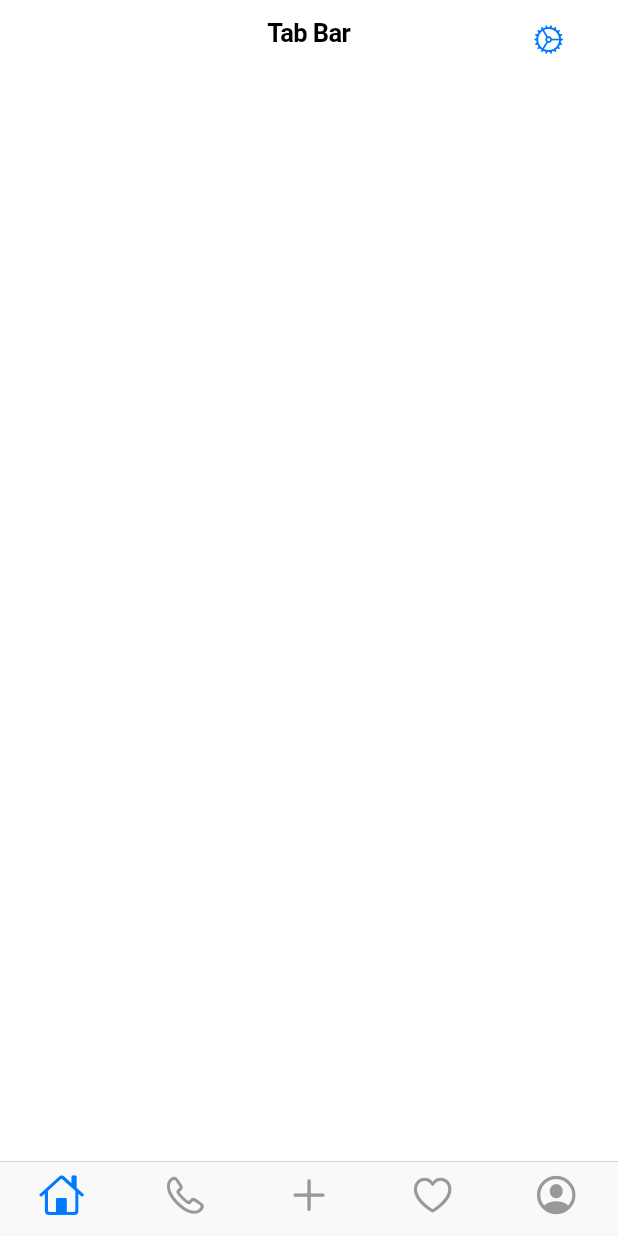
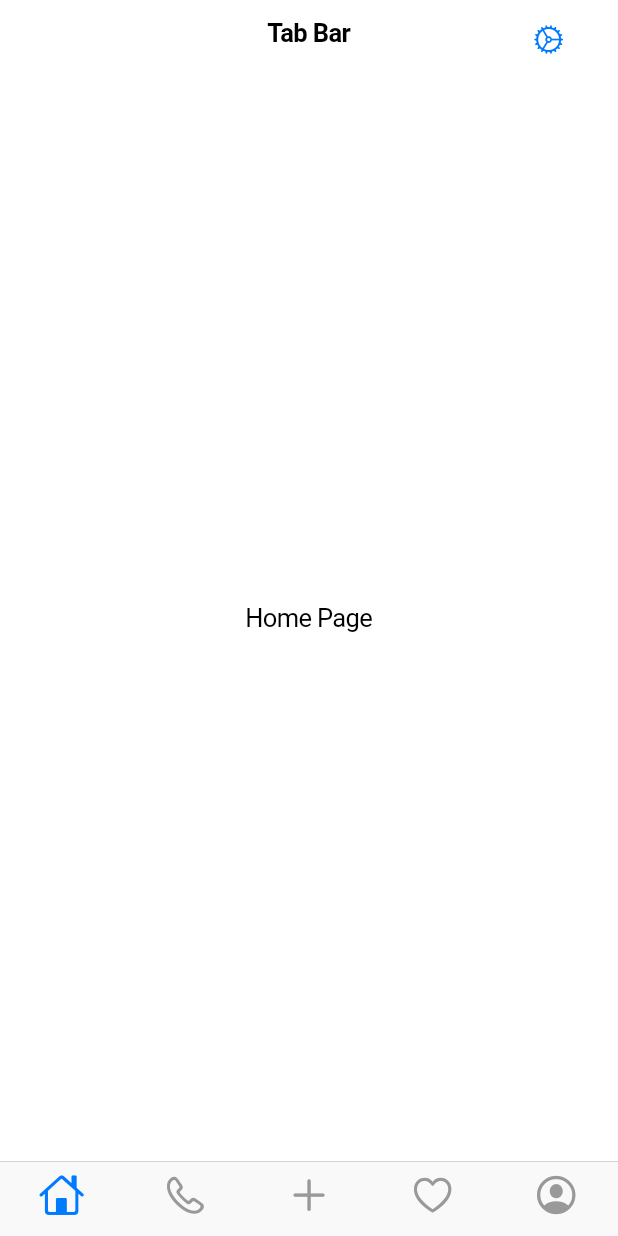
Before and after one commit to fenishpatel3150/adv_flutter_ch2, a Flutter app: the screen it shows after launch, on a phone screen of 412 x 824 dp. Run offline on Flutter 3.47's test engine with Material 3 defaults, Android fonts, the phone set to English and light mode, and no system bars.

Commit message:
06-05-2024

```diff
--- a/lib/Screen/CupertinoTabBar/view/Cupertinotabbar/cupertinotabbar.dart
+++ b/lib/Screen/CupertinoTabBar/view/Cupertinotabbar/cupertinotabbar.dart
@@ -28,7 +28,7 @@ class Cupertino_screen extends StatelessWidget {
         ]
         ),
         tabBuilder: (context, index) {
-          return Center(child: Text(tablist[index]['name'],style: TextStyle(color: CupertinoColors.white),));
+          return Center(child: Text(tablist[index]['name'],));
         },
 
       ),
```
